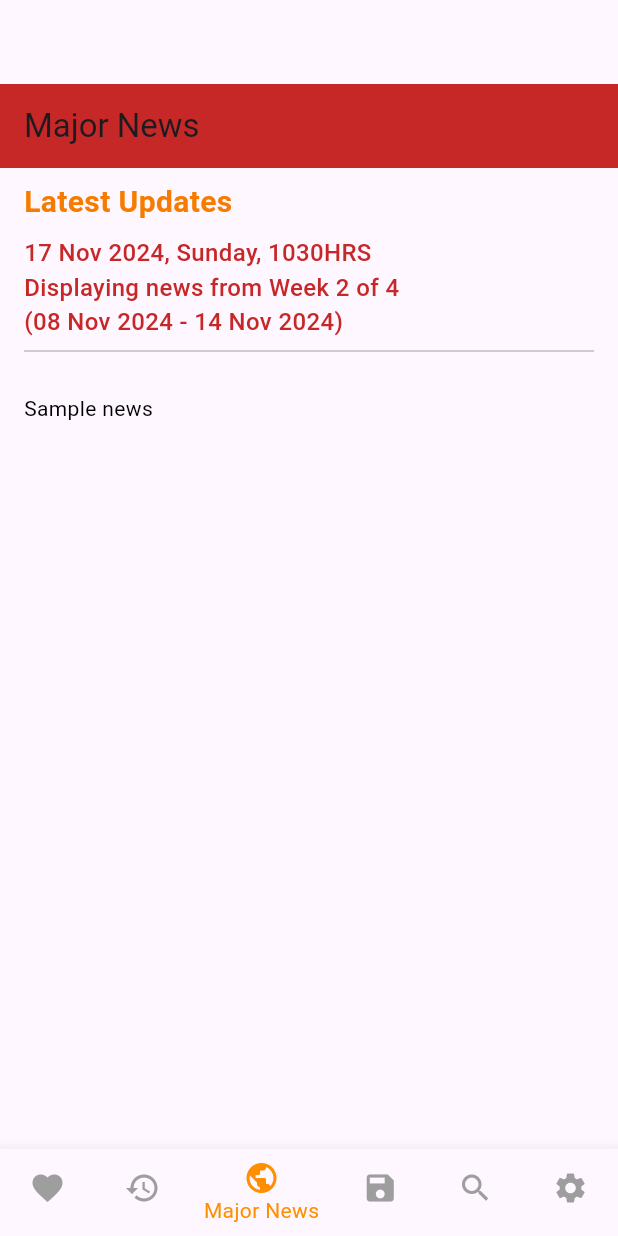
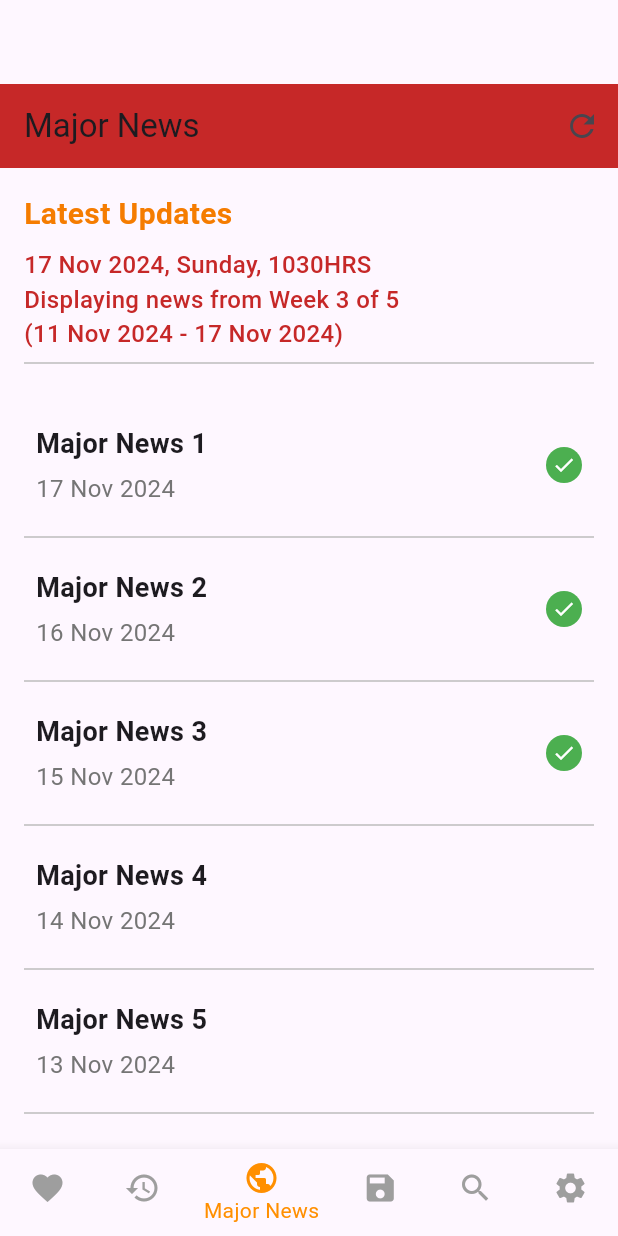
Before and after one commit to testtesttesttest45/Hungry-News, a Flutter app: the screen it shows after launch, on a phone screen of 412 x 824 dp. Run offline on Flutter 3.47's test engine with Material 3 defaults, Android fonts, the phone set to English and light mode, and no system bars.

Commit message:
Completed placeholders for Major News page

```diff
--- a/hungry_news/lib/main.dart
+++ b/hungry_news/lib/main.dart
@@ -40,6 +40,7 @@ class _MyHomePageState extends State<MyHomePage> {
   static const List<Widget> _pages = [
     PreferenceNewsPage(),
     PastNewsPage(),
+    // MajorNewsPage(), major news page has a parameter to set the current day for debug. pass currentDay: 2
     MajorNewsPage(),
     SavedNewsPage(),
     SearchPage(),
--- a/hungry_news/lib/pages/major_news_page.dart
+++ b/hungry_news/lib/pages/major_news_page.dart
@@ -2,15 +2,111 @@ import 'package:flutter/material.dart';
 import 'package:intl/intl.dart';
 
 class MajorNewsPage extends StatelessWidget {
-  const MajorNewsPage({super.key});
+  final int? currentDay;
+
+  const MajorNewsPage({super.key, this.currentDay});
+
+  DateTime getToday() {
+    DateTime now = DateTime.now();
+    return currentDay != null
+        ? DateTime(now.year, now.month, currentDay!)
+        : now;
+  }
 
   String getFormattedDate() {
-    DateTime now = DateTime.now();
+    DateTime now = getToday();
+    DateTime firstDayOfMonth = DateTime(now.year, now.month, 1);
+    DateTime lastDayOfMonth = DateTime(now.year, now.month + 1, 0);
+
+    // find out the first Sunday and Monday of the month
+    int firstDayWeekday = firstDayOfMonth.weekday;
+    DateTime firstSunday = firstDayWeekday == 7
+        ? firstDayOfMonth
+        : firstDayOfMonth.add(Duration(days: 7 - firstDayWeekday));
+    DateTime firstMonday = firstDayWeekday == 1
+        ? firstDayOfMonth
+        : firstDayOfMonth.add(Duration(days: (8 - firstDayWeekday) % 7));
+
+    // check week boundaries
+    DateTime weekStart, weekEnd;
+    if (now.isBefore(firstMonday)) {
+        // handle the first week when the month doesn't start on a Monday
+        weekStart = firstDayOfMonth;
+        weekEnd = firstSunday;
+    } else {
+        // start weeks from Monday after the first Sunday
+        int daysSinceFirstMonday = now.difference(firstMonday).inDays;
+        int weeksSinceFirstMonday = daysSinceFirstMonday ~/ 7;
+        weekStart = firstMonday.add(Duration(days: weeksSinceFirstMonday * 7));
+        weekEnd = weekStart.add(const Duration(days: 6));
+    }
+
+    // Ensure the weekEnd does not exceed the month's last day
+    if (weekEnd.isAfter(lastDayOfMonth)) {
+        weekEnd = lastDayOfMonth;
+    }
+
+    // find week nubmer
+    int weekNumber = ((weekStart.difference(firstDayOfMonth).inDays) / 7).ceil() + 1;
+    int totalWeeks = ((lastDayOfMonth.day + (firstDayWeekday - 1)) / 7).ceil();
+
     String formattedDate = DateFormat('dd MMM yyyy, EEEE, HHmm\'HRS\'').format(now);
-    int weekNumber = ((now.day - now.weekday + 10) / 7).floor();
-    int totalWeeks = DateTime(now.year, now.month + 1, 0).day ~/ 7;
+    String weekRange = '${DateFormat('dd MMM yyyy').format(weekStart)} - ${DateFormat('dd MMM yyyy').format(weekEnd)}';
 
-    return '$formattedDate\nDisplaying news from Week $weekNumber of $totalWeeks\n(${DateFormat('dd MMM yyyy').format(DateTime(now.year, now.month, (weekNumber - 1) * 7 + 1))} - ${DateFormat('dd MMM yyyy').format(DateTime(now.year, now.month, weekNumber * 7))})';
+    return '$formattedDate\nDisplaying news from Week $weekNumber of $totalWeeks\n($weekRange)';
+}
+
+  List<Widget> generateNewsItems() {
+  DateTime today = getToday();
+  List<Widget> newsItems = [];
+  for (int i = 0; i < 10; i++) {
+    DateTime newsDate = today.subtract(Duration(days: i));
+    String formattedDate = DateFormat('dd MMM yyyy').format(newsDate);
+
+    newsItems.add(
+      Column(
+        crossAxisAlignment: CrossAxisAlignment.start,
+        children: [
+          Container(
+            height: 80,
+            padding: const EdgeInsets.symmetric(vertical: 10.0, horizontal: 8.0),
+            child: Row(
+              mainAxisAlignment: MainAxisAlignment.spaceBetween, // Space between text and tick
+              children: [
+                Column(
+                  crossAxisAlignment: CrossAxisAlignment.start,
+                  mainAxisAlignment: MainAxisAlignment.center,
+                  children: [
+                    Text(
+                      'Major News ${i + 1}',
+                      style: const TextStyle(fontSize: 18, fontWeight: FontWeight.bold),
+                    ),
+                    const SizedBox(height: 5),
+                    Text(
+                      formattedDate,
+                      style: TextStyle(fontSize: 16, color: Colors.grey[600]),
+                    ),
+                  ],
+                ),
+                if (i < 3)
+                  const CircleAvatar(
+                    radius: 12,
+                    backgroundColor: Colors.green,
+                    child: Icon(
+                      Icons.check,
+                      color: Colors.white,
+                      size: 16,
+                    ),
+                  ),
+              ],
+            ),
+          ),
+          Divider(color: Colors.grey[400]),
+        ],
+      ),
+    );
+  }
+  return newsItems;
 }
 
   @override
@@ -19,12 +115,21 @@ class MajorNewsPage extends StatelessWidget {
       appBar: AppBar(
         title: const Text('Major News'),
         backgroundColor: Colors.red[800],
+        actions: [
+          IconButton(
+            icon: const Icon(Icons.refresh),
+            onPressed: () {
+              //  for refresh functionality
+            },
+          ),
+        ],
       ),
       body: Padding(
-        padding: const EdgeInsets.only(top: 8.0, left: 16.0, right: 16.0, bottom: 16.0),
+        padding: const EdgeInsets.all(16.0),
+        child: SingleChildScrollView(
           child: Column(
             crossAxisAlignment: CrossAxisAlignment.start,
-          children: <Widget>[
+            children: [
               Text(
                 'Latest Updates',
                 style: TextStyle(
@@ -44,19 +149,9 @@ class MajorNewsPage extends StatelessWidget {
               ),
               Divider(color: Colors.grey[400]),
               const SizedBox(height: 20),
-            const Expanded(
-              child: SingleChildScrollView(
-                child: Text(
-                  'Sample news',
-                  style: TextStyle(
-                    fontSize: 14,
-                    height: 1.5,
-                    color: Colors.black,
+              ...generateNewsItems(),
+            ],
           ),
-                ),
-              ),
-            ),
-          ],
         ),
       ),
     );
```
Also changed, not shown: 1 other file. Lines whose indentation alone changed are shown as unchanged.
